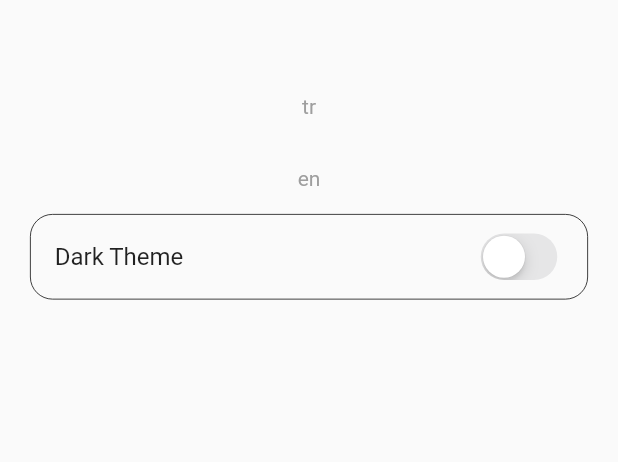
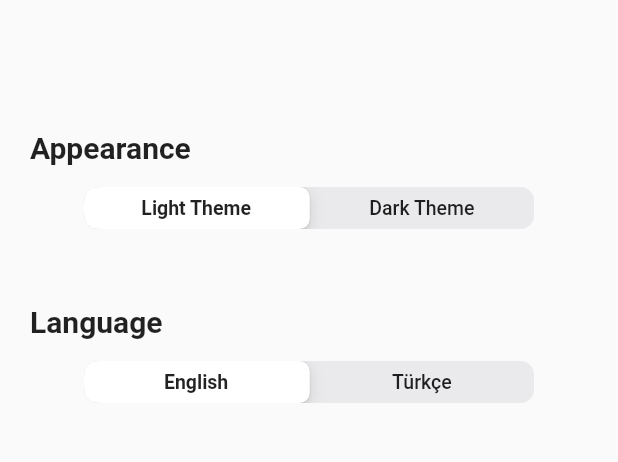
Before and after one commit to theiskaa/Visual-Time, a Flutter app: the Settings screen opened directly, on a phone screen of 412 x 824 dp, the part 59-521 px from its top. Run offline on Flutter 3.47's test engine with Material 2 defaults, Android fonts, the phone set to English and light mode, and no system bars; our stand-ins replace flutter_bloc, hive, hive_flutter, logger, syncfusion_flutter_charts; accounts and stored records are empty.

Commit message:
Improve settings screen & add langauge changing

```diff
--- a/assets/i18n/en.json
+++ b/assets/i18n/en.json
@@ -16,7 +16,10 @@
     "clear.week.title": "Are you sure you want to clear your whole week?",
 
     "prefs.settings": "Settings",
-    "prefs.darkMode": "Dark Mode",
+    "prefs.appearance": "Appearance",
+    "prefs.appearance.light": "Light Theme",
+    "prefs.appearance.dark": "Dark Theme",
+    "prefs.lang": "Language",
 
     "error.not_found_duration": "Please add duration for your task",
     "error.selected_duration_more_than_remaining": "You selected duration which exceeds the remaining time of your selected day",
--- a/assets/i18n/tr.json
+++ b/assets/i18n/tr.json
@@ -16,7 +16,10 @@
     "clear.week.title": "Bütün haftanı temizlemek istediğinden emin misin?",
 
     "prefs.settings": "Ayarlar",
-    "prefs.darkMode": "Karanlık Mod",
+    "prefs.appearance": "Görünüm",
+    "prefs.appearance.light": "Açık Tema",
+    "prefs.appearance.dark": "Karanlık Tema",
+    "prefs.lang": "Dil",
 
     "error.not_found_duration": "Lütfen göreviniz için süre ekleyin",
     "error.selected_duration_more_than_remaining": "Seçtiğiniz günün kalan süresini aşan bir süre seçtiniz",
--- a/lib/view/home.dart
+++ b/lib/view/home.dart
@@ -174,7 +174,7 @@ class _HomeState extends VTState<Home> {
       0: () {
         Navigator.push(
           context,
-          MaterialPageRoute(builder: (context) => const Settings()),
+          MaterialPageRoute(builder: (context) => Settings()),
         );
       },
       1: () {
--- a/lib/view/settings.dart
+++ b/lib/view/settings.dart
@@ -2,83 +2,137 @@ import 'package:flutter/cupertino.dart';
 import 'package:flutter/material.dart';
 import 'package:flutter_bloc/flutter_bloc.dart';
 import 'package:vtime/core/cubits/preference_cubit.dart';
+import 'package:vtime/core/utils/widgets.dart';
 
-class Settings extends StatefulWidget {
-  const Settings({Key? key}) : super(key: key);
+class Settings extends VTStatefulWidget {
+  Settings({Key? key}) : super(key: key);
 
   @override
   _SettingsState createState() => _SettingsState();
 }
 
-class _SettingsState extends State<Settings> {
-  bool _themeSwitchValue = false;
+class _SettingsState extends VTState<Settings> {
+  final langSegments = const <int, Widget>{
+    0: Text('English'),
+    1: Text('Türkçe')
+  };
 
-  void detectTheme() {
+  int themeSegmentedValue = 0;
+  int langSegmentedValue = 0;
+
+  dynamic detectTheme() {
     switch (BlocProvider.of<PreferenceCubit>(context).state.themeName) {
       case 'default':
-        _themeSwitchValue = false;
-        break;
+        return themeSegmentedValue = 0;
       case 'dark':
-        _themeSwitchValue = true;
-        break;
+        return themeSegmentedValue = 1;
     }
+    return 0;
+  }
+
+  dynamic detectLang() {
+    switch (BlocProvider.of<PreferenceCubit>(context).state.langCode) {
+      case 'en':
+        return langSegmentedValue = 0;
+      case 'tr':
+        return langSegmentedValue = 1;
+    }
+    return 0;
   }
 
   @override
   void initState() {
     detectTheme();
+    detectLang();
     super.initState();
   }
 
   @override
   Widget build(BuildContext context) {
+    var themeSegments = <int, Widget>{
+      0: Text(vt.intl.of(context)!.fmt('prefs.appearance.light')),
+      1: Text(vt.intl.of(context)!.fmt('prefs.appearance.dark'))
+    };
     return Scaffold(
-      appBar: AppBar(title: const Text('Settings')),
+      appBar: AppBar(title: Text(vt.intl.of(context)!.fmt('prefs.settings'))),
       body: SingleChildScrollView(
         padding: const EdgeInsets.all(20),
+        child: Center(
           child: Column(
             children: [
-            const SizedBox(height: 10),
-            TextButton(
-              onPressed: () =>
-                  BlocProvider.of<PreferenceCubit>(context).changeLang('tr'),
-              child: const Text('tr'),
+              const SizedBox(height: 50),
+              themeSelecting(themeSegments),
+              const SizedBox(height: 50),
+              langSelecting(),
+            ],
           ),
-            TextButton(
-              onPressed: () =>
-                  BlocProvider.of<PreferenceCubit>(context).changeLang('en'),
-              child: const Text('en'),
         ),
-            ListTile(
-              shape: RoundedRectangleBorder(
-                side: BorderSide(
-                  width: .5,
-                  color: BlocProvider.of<PreferenceCubit>(context)
-                      .state
-                      .theme!
-                      .accentColor,
       ),
-                borderRadius: const BorderRadius.all(Radius.circular(15)),
+    );
+  }
+
+  Column themeSelecting(themeSegments) {
+    return Column(
+      mainAxisAlignment: MainAxisAlignment.center,
+      children: [
+        Align(
+          alignment: Alignment.centerLeft,
+          child: Text(
+            vt.intl.of(context)!.fmt('prefs.appearance'),
+            style: const TextStyle(fontSize: 20, fontWeight: FontWeight.bold),
           ),
-              title: const Text('Dark Theme'),
-              trailing: CupertinoSwitch(
-                activeColor: const Color(0xFFC72159),
-                value: _themeSwitchValue,
-                onChanged: (val) async {
-                  setState(() => _themeSwitchValue = val);
-                  if (val == false) {
+        ),
+        const SizedBox(height: 15),
+        SizedBox(
+          width: 300,
+          child: CupertinoSlidingSegmentedControl(
+            padding: const EdgeInsets.all(0),
+            groupValue: themeSegmentedValue,
+            children: themeSegments,
+            onValueChanged: (dynamic i) {
+              if (i == 0) {
                 BlocProvider.of<PreferenceCubit>(context)
                     .changeTheme('default');
               } else {
-                    BlocProvider.of<PreferenceCubit>(context)
-                        .changeTheme('dark');
+                BlocProvider.of<PreferenceCubit>(context).changeTheme('dark');
               }
+              setState(() => themeSegmentedValue = i);
             },
           ),
         ),
       ],
+    );
+  }
+
+  Column langSelecting() {
+    return Column(
+      mainAxisAlignment: MainAxisAlignment.center,
+      children: [
+        Align(
+          alignment: Alignment.centerLeft,
+          child: Text(
+            vt.intl.of(context)!.fmt('prefs.lang'),
+            style: const TextStyle(fontSize: 20, fontWeight: FontWeight.bold),
           ),
         ),
+        const SizedBox(height: 15),
+        SizedBox(
+          width: 300,
+          child: CupertinoSlidingSegmentedControl(
+            padding: const EdgeInsets.all(0),
+            groupValue: langSegmentedValue,
+            children: langSegments,
+            onValueChanged: (dynamic i) {
+              if (i == 0) {
+                BlocProvider.of<PreferenceCubit>(context).changeLang('en');
+              } else {
+                BlocProvider.of<PreferenceCubit>(context).changeLang('tr');
+              }
+              setState(() => langSegmentedValue = i);
+            },
+          ),
+        ),
+      ],
     );
   }
 }
```
Lines whose indentation alone changed are shown as unchanged.
